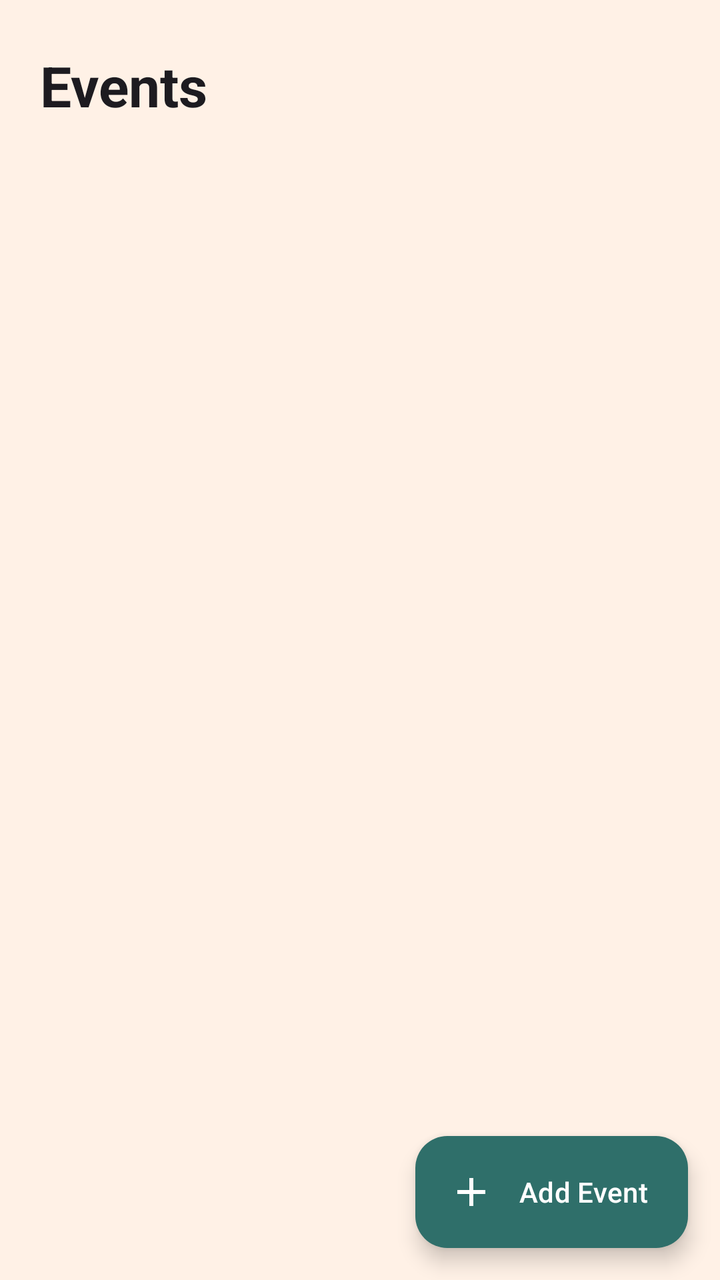
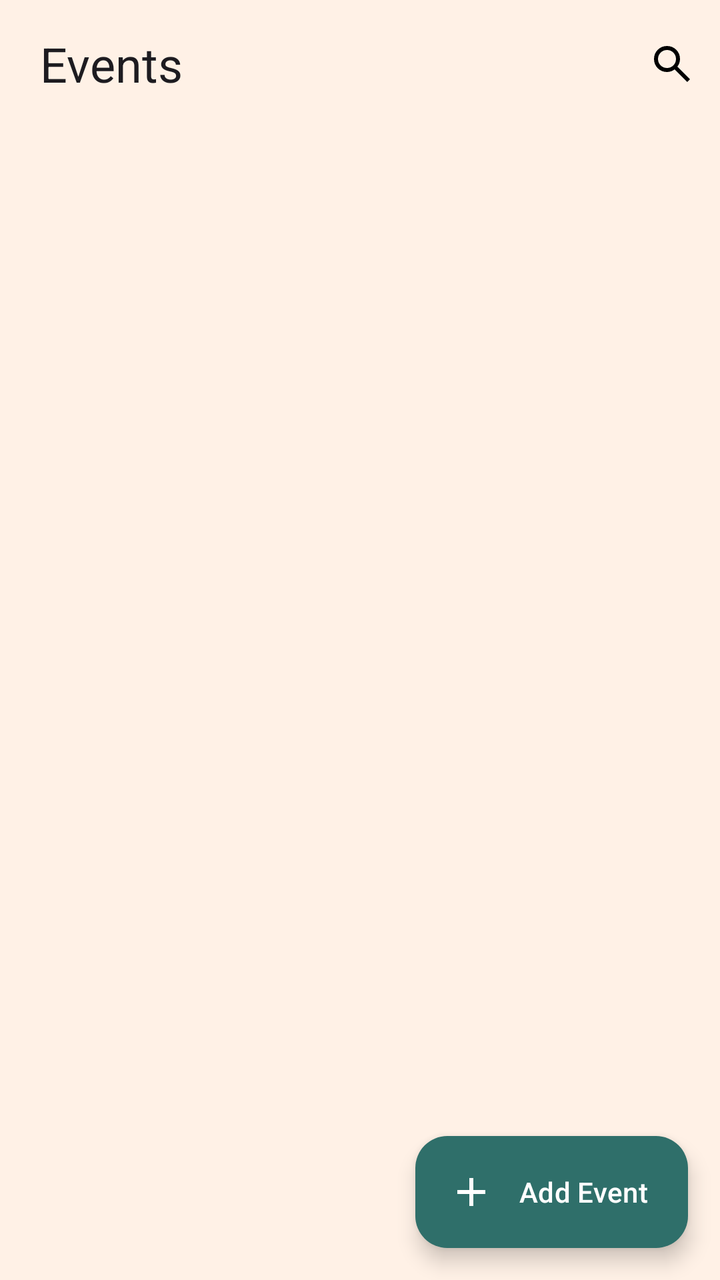

Two renders of the same Android screen: before a commit and after it. Below are the layout's source before the change and the commit's diff.
<!-- AndroidManifest.xml: application theme Theme.EventAdmin -->
<!-- res/layout/activity_main.xml -->
<?xml version="1.0" encoding="utf-8"?>
<androidx.constraintlayout.widget.ConstraintLayout xmlns:android="http://schemas.android.com/apk/res/android"
    xmlns:app="http://schemas.android.com/apk/res-auto"
    xmlns:tools="http://schemas.android.com/tools"
    android:id="@+id/main"
    android:layout_width="match_parent"
    android:layout_height="match_parent"
    tools:context=".MainActivity">

    <TextView
        android:id="@+id/txtTitle"
        android:layout_width="wrap_content"
        android:layout_height="wrap_content"
        android:text="@string/title"
        app:layout_constraintTop_toTopOf="parent"
        app:layout_constraintStart_toStartOf="parent"
        android:layout_marginStart="@dimen/page_padding"
        android:layout_marginTop="@dimen/space_large"
        android:textAppearance="?attr/textAppearanceHeadlineMedium"
        android:textStyle="bold" />

    <TextView
        android:id="@+id/txtEventCount"
        android:layout_width="wrap_content"
        android:layout_height="wrap_content"
        app:layout_constraintTop_toBottomOf="@id/txtTitle"
        app:layout_constraintStart_toStartOf="@id/txtTitle"
        android:layout_marginTop="@dimen/space_extra_small"
        android:textAppearance="?attr/textAppearanceBodyMedium"
        android:textColor="@color/text_secondary" />

    <androidx.recyclerview.widget.RecyclerView
        android:id="@+id/recyclerEvents"
        android:layout_width="0dp"
        android:layout_height="0dp"
        android:layout_marginTop="@dimen/space_large"
        android:clipToPadding="false"
        android:paddingHorizontal="@dimen/page_padding"
        android:paddingBottom="@dimen/fab_clearance"
        app:layout_constraintBottom_toBottomOf="parent"
        app:layout_constraintEnd_toEndOf="parent"
        app:layout_constraintStart_toStartOf="parent"
        app:layout_constraintTop_toBottomOf="@id/txtEventCount" />

    <TextView
        android:id="@+id/txtEmpty"
        android:layout_width="wrap_content"
        android:layout_height="wrap_content"
        android:text="@string/no_event_text"
        android:gravity="center"
        android:textAppearance="?attr/textAppearanceBodyMedium"
        android:visibility="gone"
        android:textColor="@color/text_secondary"
        app:layout_constraintBottom_toBottomOf="parent"
        app:layout_constraintEnd_toEndOf="parent"
        app:layout_constraintStart_toStartOf="parent"
        app:layout_constraintTop_toTopOf="parent" />

    <com.google.android.material.floatingactionbutton.ExtendedFloatingActionButton
        android:id="@+id/fabAddEvent"
        android:layout_width="wrap_content"
        android:layout_height="wrap_content"
        app:layout_constraintBottom_toBottomOf="parent"
        app:layout_constraintEnd_toEndOf="parent"
        android:layout_margin="@dimen/space_medium"
        android:text="@string/add_event"
        app:icon="@drawable/ic_add"
        app:backgroundTint="@color/accent"
        android:textColor="@color/on_accent"
        app:iconTint="@color/on_accent" />
</androidx.constraintlayout.widget.ConstraintLayout>
<!-- resources referenced by this layout -->
<resources>
  <color name="accent">#2F6F6A</color>
  <color name="on_accent">#FFFFFF</color>
  <color name="text_secondary">#75614F</color>
  <dimen name="fab_clearance">96dp</dimen>
  <dimen name="page_padding">20dp</dimen>
  <dimen name="space_extra_small">4dp</dimen>
  <dimen name="space_large">24dp</dimen>
  <dimen name="space_medium">16dp</dimen>
  <!-- drawable ic_add (drawable) -->
  <?xml version="1.0" encoding="utf-8"?>
  <vector xmlns:android="http://schemas.android.com/apk/res/android"
      android:width="24dp" android:height="24dp"
      android:viewportWidth="24" android:viewportHeight="24">
      <path android:fillColor="#FFFFFFFF"
          android:pathData="M19,13h-6v6h-2v-6H5v-2h6V5h2v6h6v2z" />
  </vector>
  <string name="add_event">Add Event</string>
  <string name="no_event_text">No events yet.\nTap + Add Event to create one.</string>
  <string name="title">Events</string>
  <style name="Theme.EventAdmin" parent="Base.Theme.EventAdmin" />
  <style name="Base.Theme.EventAdmin" parent="Theme.Material3.Light.NoActionBar">
          
          
          <item name="colorPrimary">@color/accent</item>
          <item name="android:colorBackground">@color/background</item>
          <item name="colorOnPrimary">@color/on_accent</item>
          <item name="colorSurface">@color/surface</item>
          <item name="colorOnBackground">@color/text_primary</item>
          <item name="colorOnSurface">@color/text_primary</item>
          <item name="colorOnSurfaceVariant">@color/text_secondary</item>
      </style>
  <color name="background">#FFF1E6</color>
  <color name="surface">#FFFFFF</color>
  <color name="text_primary">#2B211B</color>
</resources>

<!-- the commit's change to res/layout/activity_main.xml (unified diff, before → after) -->
@@ -6,25 +6,26 @@
     android:layout_width="match_parent"
     android:layout_height="match_parent"
     tools:context=".MainActivity">
-
-    <TextView
-        android:id="@+id/txtTitle"
-        android:layout_width="wrap_content"
-        android:layout_height="wrap_content"
-        android:text="@string/title"
+    
+    <com.google.android.material.appbar.MaterialToolbar
+        android:layout_width="0dp"
+        android:layout_height="?attr/actionBarSize"
+        android:id="@+id/toolbar"
+        app:title="@string/title"
+        app:titleTextAppearance="?attr/textAppearanceHeadlineSmall"
+        app:menu="@menu/menu_main"
+        app:contentInsetStart="@dimen/page_padding"
         app:layout_constraintTop_toTopOf="parent"
         app:layout_constraintStart_toStartOf="parent"
-        android:layout_marginStart="@dimen/page_padding"
-        android:layout_marginTop="@dimen/space_large"
-        android:textAppearance="?attr/textAppearanceHeadlineMedium"
-        android:textStyle="bold" />
+        app:layout_constraintEnd_toEndOf="parent"/>
 
     <TextView
         android:id="@+id/txtEventCount"
         android:layout_width="wrap_content"
         android:layout_height="wrap_content"
-        app:layout_constraintTop_toBottomOf="@id/txtTitle"
-        app:layout_constraintStart_toStartOf="@id/txtTitle"
+        app:layout_constraintTop_toBottomOf="@id/toolbar"
+        app:layout_constraintStart_toStartOf="parent"
+        android:layout_marginStart="@dimen/page_padding"
         android:layout_marginTop="@dimen/space_extra_small"
         android:textAppearance="?attr/textAppearanceBodyMedium"
         android:textColor="@color/text_secondary" />
@@ -46,7 +47,6 @@
         android:id="@+id/txtEmpty"
         android:layout_width="wrap_content"
         android:layout_height="wrap_content"
-        android:text="@string/no_event_text"
         android:gravity="center"
         android:textAppearance="?attr/textAppearanceBodyMedium"
         android:visibility="gone"
<!-- resource entries referenced after the edit -->
@@ -17,7 +17,6 @@
           android:pathData="M19,13h-6v6h-2v-6H5v-2h6V5h2v6h6v2z" />
   </vector>
   <string name="add_event">Add Event</string>
-  <string name="no_event_text">No events yet.\nTap + Add Event to create one.</string>
   <string name="title">Events</string>
   <style name="Theme.EventAdmin" parent="Base.Theme.EventAdmin" />
   <style name="Base.Theme.EventAdmin" parent="Theme.Material3.Light.NoActionBar">
@@ -30,9 +29,13 @@
           <item name="colorOnBackground">@color/text_primary</item>
           <item name="colorOnSurface">@color/text_primary</item>
           <item name="colorOnSurfaceVariant">@color/text_secondary</item>
+          <item name="colorSecondaryContainer">@color/accent_container</item>
+          <item name="colorOnSecondaryContainer">@color/on_accent_container</item>
       </style>
   <color name="background">#FFF1E6</color>
   <color name="surface">#FFFFFF</color>
   <color name="text_primary">#2B211B</color>
+  <color name="accent_container">#D6E8E5</color>
+  <color name="on_accent_container">#1F4E4A</color>
 </resources>
 
